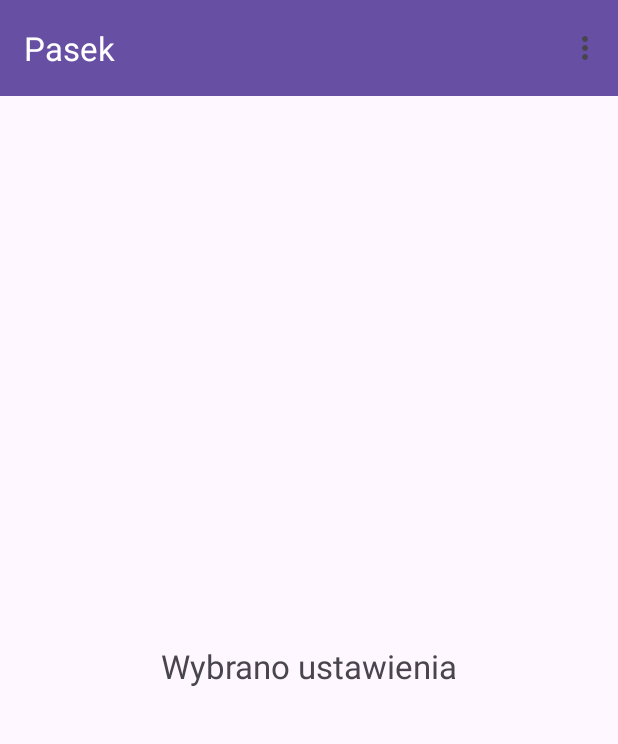
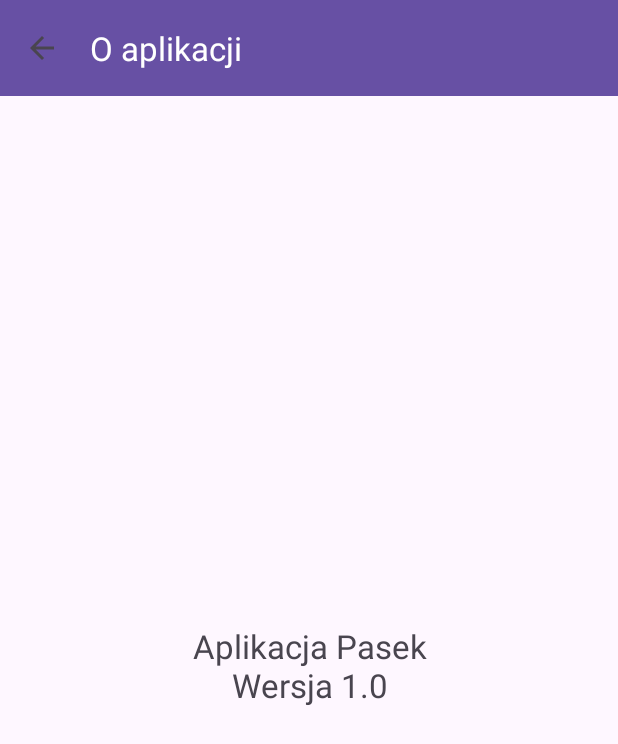
Before and after one commit to mateuszjankowski0502-dot/MenuZad1, an Android app: the screen it shows after launch (MainActivity before the commit, AboutActivity after it), in the options menu, after a tap on "O aplikacji", on a phone screen of 412 x 824 dp. Shown: the top 744 px of the screen. Run offline under Robolectric (Android 15) with nearby library versions, the phone set to English and light mode, and no system bars.

Commit message:
feat: ekran O aplikacji ze strzalka powrotu

```diff
--- a/app/src/main/AndroidManifest.xml
+++ b/app/src/main/AndroidManifest.xml
@@ -21,6 +21,10 @@
                 <category android:name="android.intent.category.LAUNCHER" />
             </intent-filter>
         </activity>
+        <activity
+            android:name=".AboutActivity"
+            android:exported="false"
+            android:windowSoftInputMode="adjustResize" />
     </application>
 
 </manifest>
--- /dev/null
+++ b/app/src/main/java/com/example/pasek/AboutActivity.java
@@ -0,0 +1,30 @@
+
+package com.example.pasek;
+
+import android.os.Bundle;
+
+import androidx.appcompat.app.AppCompatActivity;
+import androidx.appcompat.widget.Toolbar;
+
+public class AboutActivity extends AppCompatActivity {
+
+    @Override
+    protected void onCreate(Bundle savedInstanceState) {
+        super.onCreate(savedInstanceState);
+        setContentView(R.layout.activity_about);
+
+        Toolbar toolbar = findViewById(R.id.toolbarAbout);
+        setSupportActionBar(toolbar);
+
+        if (getSupportActionBar() != null) {
+            getSupportActionBar().setTitle("O aplikacji");
+            getSupportActionBar().setDisplayHomeAsUpEnabled(true);
+        }
+    }
+
+    @Override
+    public boolean onSupportNavigateUp() {
+        finish();
+        return true;
+    }
+}
--- a/app/src/main/java/com/example/pasek/MainActivity.java
+++ b/app/src/main/java/com/example/pasek/MainActivity.java
@@ -1,10 +1,11 @@
 
 package com.example.pasek;
 
+import android.content.Intent;
 import android.os.Bundle;
 import android.view.Menu;
 import android.view.MenuItem;
-import android.widget.Toast;
+import android.widget.TextView;
 
 import androidx.appcompat.app.AppCompatActivity;
 import androidx.appcompat.widget.Toolbar;
@@ -36,11 +37,13 @@ public class MainActivity extends AppCompatActivity {
         int id = item.getItemId();
 
         if (id == R.id.menu_settings) {
-            android.widget.TextView txtMain = findViewById(R.id.txtMain);
+            TextView txtMain = findViewById(R.id.txtMain);
             txtMain.setText("Wybrano ustawienia");
             return true;
+
         } else if (id == R.id.menu_about) {
-            Toast.makeText(this, "O aplikacji", Toast.LENGTH_SHORT).show();
+            Intent intent = new Intent(MainActivity.this, AboutActivity.class);
+            startActivity(intent);
             return true;
 
         } else if (id == R.id.menu_exit) {
--- /dev/null
+++ b/app/src/main/res/layout/activity_about.xml
@@ -0,0 +1,23 @@
+<?xml version="1.0" encoding="utf-8"?>
+<LinearLayout xmlns:android="http://schemas.android.com/apk/res/android"
+    xmlns:app="http://schemas.android.com/apk/res-auto"
+    android:layout_width="match_parent"
+    android:layout_height="match_parent"
+    android:orientation="vertical">
+
+    <androidx.appcompat.widget.Toolbar
+        android:id="@+id/toolbarAbout"
+        android:layout_width="match_parent"
+        android:layout_height="?attr/actionBarSize"
+        android:background="?attr/colorPrimary"
+        app:title="O aplikacji"
+        app:titleTextColor="@android:color/white" />
+
+    <TextView
+        android:layout_width="match_parent"
+        android:layout_height="match_parent"
+        android:gravity="center"
+        android:text="Aplikacja Pasek\nWersja 1.0"
+        android:textSize="22sp" />
+
+</LinearLayout>
```
